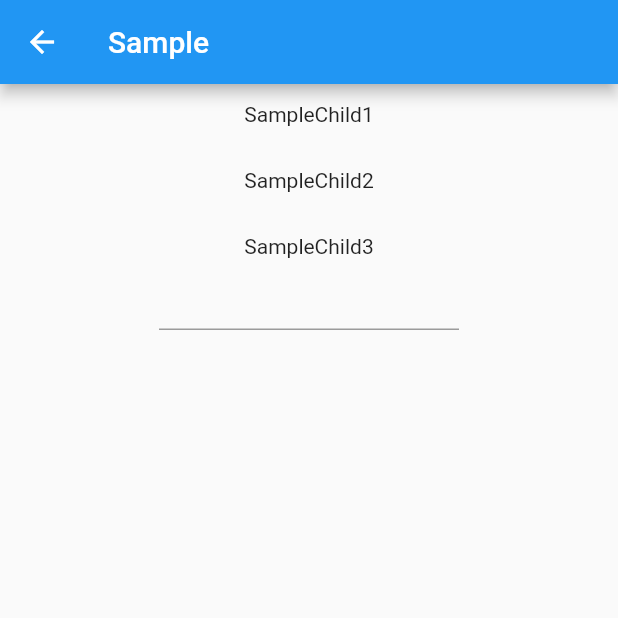
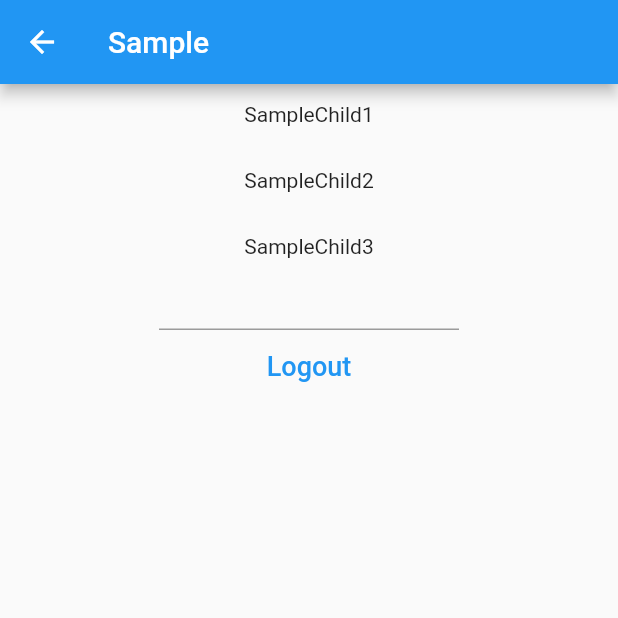
Before and after one commit to crossplatformkorea/flutter_bloc_pattern, a Flutter app: the Sample screen opened directly, on a phone screen of 412 x 824 dp, the top half of it. Run offline on Flutter 3.47's test engine with Material 2 defaults, Android fonts, the phone set to English and light mode, and no system bars; statements that could not run were skipped.

Commit message:
Sample for auth changes.

```diff
--- a/bloc_login_example/lib/blocs/auth_bloc.dart
+++ b/bloc_login_example/lib/blocs/auth_bloc.dart
@@ -5,10 +5,13 @@ enum Gender {
 }
 
 class AuthBloc extends Object {
+  final _loggedIn = StreamController<bool>.broadcast();
   final _doneLoading = StreamController<bool>.broadcast();
 
+  Stream<bool> get loggedIn => _loggedIn.stream;
   Stream<bool> get doneLoading => _doneLoading.stream;
 
+  Function(bool) get setLoggedIn => _loggedIn.sink.add;
   Function(bool) get setLoading => _doneLoading.sink.add;
 
   AuthBloc() {
@@ -22,6 +25,7 @@ class AuthBloc extends Object {
   }
 
   dispose() {
+    _loggedIn.close();
     _doneLoading.close();
   }
 }
--- a/bloc_login_example/lib/main.dart
+++ b/bloc_login_example/lib/main.dart
@@ -1,7 +1,7 @@
 import 'package:flutter/material.dart';
 
 import 'blocs/bloc_provider.dart' show BlocProvider;
-import 'screens/login.dart' show Login;
+import 'screens/auth.dart' show Auth;
 
 void main() => runApp(new MyApp());
 
@@ -23,7 +23,7 @@ class MyApp extends StatelessWidget {
           // counter didn't reset back to zero; the application is not restarted.
           primarySwatch: Colors.blue,
         ),
-        home: Login(),
+        home: Auth(),
       ),
     );
   }
--- a/bloc_login_example/lib/screens/sample.dart
+++ b/bloc_login_example/lib/screens/sample.dart
@@ -26,6 +26,15 @@ class Sample extends StatelessWidget {
             Container(height: 12.0),
             Text('SampleChild3'),
             SampleChild3(),
+            FlatButton(
+              onPressed: () => BlocProvider.of(context).authBloc.setLoggedIn(false),
+              child: Text('Logout',
+                style: TextStyle(
+                  fontSize: 18.0,
+                  color: Colors.blue,
+                ),
+              ),
+            ),
           ],
         ),
       ),
```
Also changed, not shown: bloc_login_example/lib/screens/auth.dart (added, +61 -0 lines), bloc_login_example/lib/screens/login.dart (+8 -3 lines), bloc_login_example/pubspec.lock.
